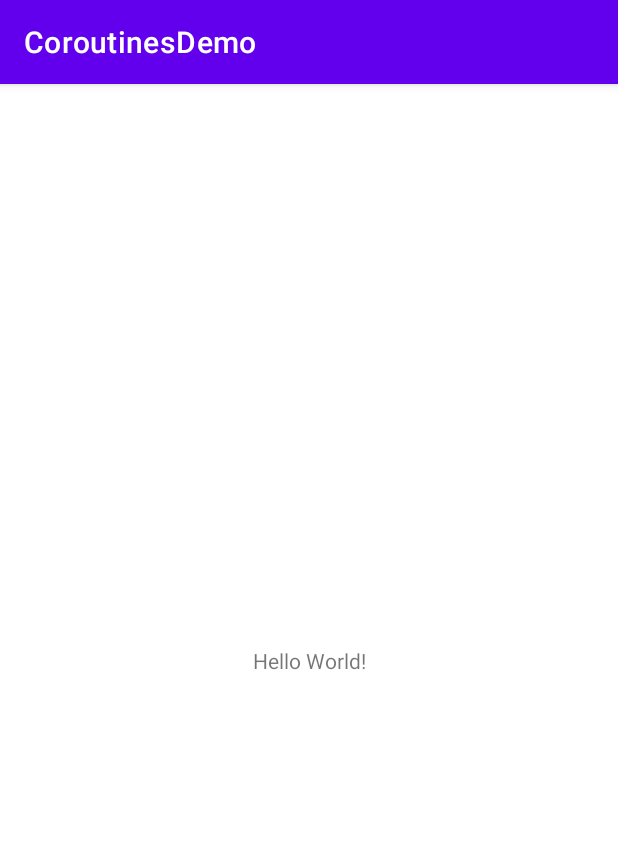
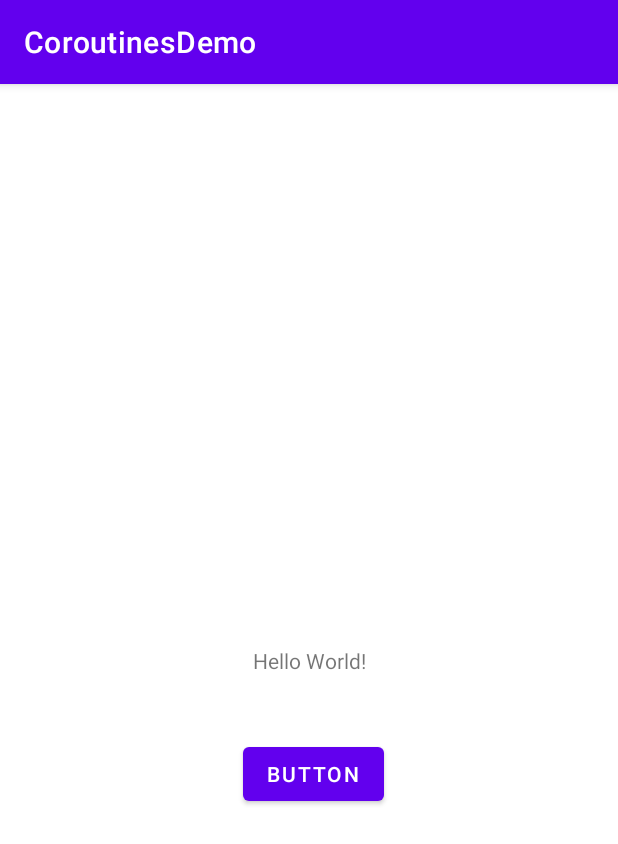
Before and after one commit to nehabalajiMM/Coroutines-Demo, an Android app: the screen it shows after launch (MainActivity), on a phone screen of 412 x 824 dp. Shown: the top 844 px of the screen. Run offline under Robolectric (Android 15) with nearby library versions, the phone set to English and light mode, and no system bars.

Commit message:
launch coroutine with lifecycleScope

```diff
--- a/app/build.gradle
+++ b/app/build.gradle
@@ -44,4 +44,9 @@ dependencies {
 
     implementation 'org.jetbrains.kotlinx:kotlinx-coroutines-core:1.6.1'
     implementation 'org.jetbrains.kotlinx:kotlinx-coroutines-android:1.6.1'
+
+    def arch_version = '2.5.1'
+    implementation "androidx.lifecycle:lifecycle-viewmodel-ktx:$arch_version"
+    implementation "androidx.lifecycle:lifecycle-runtime-ktx:$arch_version"
+
 }
--- a/app/src/main/java/com/example/coroutinesdemo/MainActivity.kt
+++ b/app/src/main/java/com/example/coroutinesdemo/MainActivity.kt
@@ -1,14 +1,12 @@
 package com.example.coroutinesdemo
 
-import android.nfc.Tag
+import android.content.Intent
 import androidx.appcompat.app.AppCompatActivity
 import android.os.Bundle
 import android.util.Log
-import android.widget.TextView
+import android.widget.Button
+import androidx.lifecycle.lifecycleScope
 import kotlinx.coroutines.*
-import kotlin.system.measureTimeMillis
-import kotlin.time.measureTime
-
 class MainActivity : AppCompatActivity() {
 
     val tag = "MainActivity"
@@ -17,55 +15,24 @@ class MainActivity : AppCompatActivity() {
         super.onCreate(savedInstanceState)
         setContentView(R.layout.activity_main)
 
-        val textView = findViewById<TextView>(R.id.textView)
+        val button = findViewById<Button>(R.id.buttonId)
 
-        Log.d(tag, "Before runblocking")
-//        val job = GlobalScope.launch(Dispatchers.Default) {
-//            Log.d(tag, "Starting long running calculation")
-//            withTimeout(2000L) {
-//                for (i in 30..42) {
-//                    if (isActive) {
-//                        Log.d(tag, "Result for i = $i: ${fib(i)}")
-//                    }
-//                }
-//            }
-//            Log.d(tag, "Ending long running calculation")
+        button.setOnClickListener {
+            lifecycleScope.launch {
+                while (true) {
+                    delay(1000L)
+                    Log.d(tag, "Still running...")
+                }
+            }
 
-        GlobalScope.launch(Dispatchers.IO) {
-            val time = measureTimeMillis {
-                val answer1 = async {
-                    networkCall1()
+            GlobalScope.launch {
+                delay(5000L)
+                Intent(this@MainActivity, SecondActivity::class.java).also {
+                    startActivity(it)
+                    finish()
                 }
-                val answer2 = async {
-                    networkCall2()
-                }
-                Log.d(tag, "Answer1 is ${answer1.await()}")
-                Log.d(tag, "Answer2 is ${answer2.await()}")
             }
-            Log.d(tag, "Request took $time")
         }
-
-//        runBlocking {
-//            delay(1000L)
-//            job.cancel()
-//            Log.d(tag, "Main thread is continuing..")
-//        }
-
     }
 
-    suspend fun networkCall1(): String {
-        delay(3000L)
-        return "Answer 1"
-    }
-
-    suspend fun networkCall2(): String {
-        delay(3000L)
-        return "Answer 2"
-    }
-
-    fun fib(n: Int): Long {
-        return if (n==0) 0
-        else if (n==1) 1
-        else fib(n-1)+fib(n-2)
-    }
 }
--- a/app/src/main/res/layout/activity_main.xml
+++ b/app/src/main/res/layout/activity_main.xml
@@ -16,4 +16,14 @@
         app:layout_constraintStart_toStartOf="parent"
         app:layout_constraintTop_toTopOf="parent" />
 
+    <Button
+        android:layout_width="wrap_content"
+        android:layout_height="wrap_content"
+        android:layout_marginEnd="156dp"
+        android:layout_marginBottom="284dp"
+        android:id="@+id/buttonId"
+        android:text="Button"
+        app:layout_constraintBottom_toBottomOf="parent"
+        app:layout_constraintEnd_toEndOf="parent" />
+
 </androidx.constraintlayout.widget.ConstraintLayout>
```
Also changed, not shown: app/src/main/AndroidManifest.xml (+7 -0 lines), app/src/main/java/com/example/coroutinesdemo/SecondActivity.kt (added, +11 -0 lines), app/src/main/res/layout/activity_second.xml (added, +9 -0 lines).
